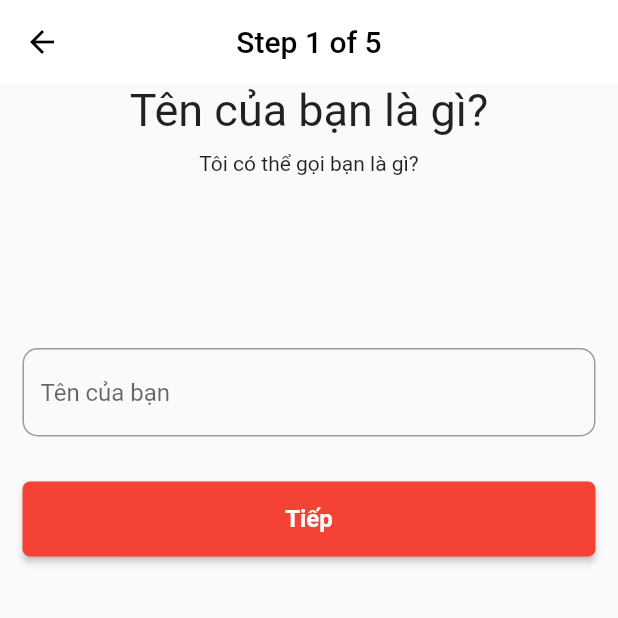
After one commit to ngoctienUIT/CookingSocialNetworkFlutter, a Flutter app: the EnterInformation screen opened directly, on a phone screen of 412 x 824 dp, the top half of it. The commit adds this screen. Run offline on Flutter 3.47's test engine with Material 2 defaults, Android fonts, the phone set to English and light mode, and no system bars; our stand-ins replace animated_splash_screen, cloud_firestore, equatable, firebase_auth, firebase_core, flutter_bloc and 4 more; accounts and stored records are empty.

Commit message:
update UI

```diff
--- /dev/null
+++ b/lib/enter/enter_information/enter_information.dart
@@ -0,0 +1,97 @@
+import 'package:cooking_social_network/enter/enter_information/page/avatar_picker.dart';
+import 'package:cooking_social_network/enter/enter_information/page/enter_birthday.dart';
+import 'package:cooking_social_network/enter/enter_information/page/enter_description.dart';
+import 'package:cooking_social_network/enter/enter_information/page/enter_gender.dart';
+import 'package:cooking_social_network/enter/enter_information/page/enter_name.dart';
+import 'package:cooking_social_network/main/main_page.dart';
+import 'package:cooking_social_network/model/info.dart';
+import 'package:flutter/material.dart';
+
+class EnterInformation extends StatefulWidget {
+  const EnterInformation({Key? key}) : super(key: key);
+
+  @override
+  State<EnterInformation> createState() => _EnterInformationState();
+}
+
+class _EnterInformationState extends State<EnterInformation> {
+  int _currentPage = 0;
+  final PageController _pageController = PageController();
+  Info info =
+      Info(name: "", birthday: "", gender: 0, description: "", avatar: "");
+
+  @override
+  Widget build(BuildContext context) {
+    return Scaffold(
+      appBar: AppBar(
+        leading: IconButton(
+          icon: const Icon(Icons.arrow_back, color: Colors.black),
+          onPressed: () {
+            if (_currentPage == 0) {
+              Navigator.of(context).pop();
+            } else {
+              setState(() {
+                _currentPage--;
+                _pageController.animateToPage(_currentPage,
+                    duration: const Duration(milliseconds: 500),
+                    curve: Curves.easeInOut);
+              });
+            }
+          },
+        ),
+        elevation: 0,
+        iconTheme: const IconThemeData(color: Colors.black),
+        backgroundColor: Colors.white,
+        title: Text(
+          "Step ${_currentPage + 1} of 5",
+          style: const TextStyle(color: Colors.black),
+        ),
+        centerTitle: true,
+      ),
+      body: SafeArea(
+          child: PageView(
+        physics: const NeverScrollableScrollPhysics(),
+        controller: _pageController,
+        children: [
+          EnterName(
+            nextPage: nextPage,
+            info: info,
+          ),
+          EnterBirthday(
+            nextPage: nextPage,
+            info: info,
+          ),
+          EnterGender(
+            nextPage: nextPage,
+            info: info,
+          ),
+          EnterDescription(
+            nextPage: nextPage,
+            info: info,
+          ),
+          AvatarPicker(
+            nextPage: nextPage,
+            info: info,
+          )
+        ],
+      )),
+    );
+  }
+
+  void nextPage(Info newData) {
+    if (_currentPage < 4) {
+      setState(() {
+        info = newData;
+        _currentPage++;
+        _pageController.animateToPage(_currentPage,
+            duration: const Duration(milliseconds: 500),
+            curve: Curves.easeInOut);
+      });
+    } else {
+      Navigator.push(
+        context,
+        MaterialPageRoute(builder: (context) => const MainPage()),
+      );
+    }
+  }
+}
--- /dev/null
+++ b/lib/enter/enter_information/page/enter_name.dart
@@ -0,0 +1,51 @@
+import 'package:cooking_social_network/enter/widget/enter_button.dart';
+import 'package:cooking_social_network/model/info.dart';
+import 'package:flutter/material.dart';
+
+class EnterName extends StatelessWidget {
+  EnterName({Key? key, required this.nextPage, required this.info})
+      : super(key: key);
+  final TextEditingController _nameController = TextEditingController();
+
+  Function(Info) nextPage;
+  Info info;
+
+  @override
+  Widget build(BuildContext context) {
+    return Form(
+      child: SingleChildScrollView(
+        child: Column(
+          children: [
+            const Text(
+              "Tên của bạn là gì?",
+              style: TextStyle(fontSize: 30),
+            ),
+            const SizedBox(
+              height: 10,
+            ),
+            const Text("Tôi có thể gọi bạn là gì?"),
+            const SizedBox(
+              height: 100,
+            ),
+            Padding(
+              padding: const EdgeInsets.all(15),
+              child: TextFormField(
+                controller: _nameController,
+                decoration: InputDecoration(
+                  border: OutlineInputBorder(
+                    borderRadius: BorderRadius.circular(10),
+                  ),
+                  hintText: "Tên của bạn",
+                ),
+              ),
+            ),
+            enterButton("Tiếp", () {
+              info.name = _nameController.text;
+              nextPage(info);
+            })
+          ],
+        ),
+      ),
+    );
+  }
+}
--- /dev/null
+++ b/lib/enter/widget/enter_button.dart
@@ -0,0 +1,28 @@
+import 'package:flutter/material.dart';
+
+Padding enterButton(String text, Function action) {
+  return Padding(
+    padding: const EdgeInsets.all(15),
+    child: SizedBox(
+      height: 50,
+      width: double.infinity,
+      child: ElevatedButton(
+        style: ButtonStyle(
+          backgroundColor: MaterialStateProperty.all(Colors.red),
+          shape: MaterialStateProperty.all<RoundedRectangleBorder>(
+            RoundedRectangleBorder(
+              borderRadius: BorderRadius.circular(5),
+            ),
+          ),
+          textStyle: MaterialStateProperty.all(
+            const TextStyle(fontSize: 16, fontWeight: FontWeight.bold),
+          ),
+        ),
+        onPressed: () {
+          action();
+        },
+        child: Text(text),
+      ),
+    ),
+  );
+}
--- /dev/null
+++ b/lib/model/info.dart
@@ -0,0 +1,19 @@
+class Info {
+  String name;
+  int gender;
+  String birthday;
+  String description;
+  String avatar;
+
+  Info(
+      {required this.name,
+      required this.birthday,
+      required this.gender,
+      required this.description,
+      required this.avatar});
+
+  @override
+  String toString() {
+    return "$name $birthday $gender $description $avatar";
+  }
+}
--- a/lib/signup/bloc/signup_event.dart
+++ b/lib/signup/bloc/signup_event.dart
@@ -17,3 +17,5 @@ class SignupWithEmailPasswordSubmitted extends SignupEvent {
   @override
   List<Object> get props => [username, password];
 }
+
+class SignupInitialEvent extends SignupEvent {}
```
Also changed, not shown: lib/enter/enter_information/page/avatar_picker.dart (added, +95 -0 lines), lib/enter/enter_information/page/enter_birthday.dart (added, +73 -0 lines), lib/enter/enter_information/page/enter_description.dart (added, +50 -0 lines), lib/enter/enter_information/page/enter_gender.dart (added, +65 -0 lines), lib/main/home/home_page.dart (added, +10 -0 lines), lib/main/main_page.dart (+61 -55 lines), lib/main/notify/notify_page.dart (added, +10 -0 lines), lib/main/profile/profile_page.dart (added, +10 -0 lines), lib/main/search/search_page.dart (added, +10 -0 lines), lib/post/post_page/post_page.dart (added, +13 -0 lines), lib/repository/user_repository.dart (+43 -5 lines), lib/signup/bloc/signup_bloc.dart (+8 -2 lines), lib/signup/signup_page.dart (+23 -3 lines), assets/images/add_photo.png (added), 1 other file.
